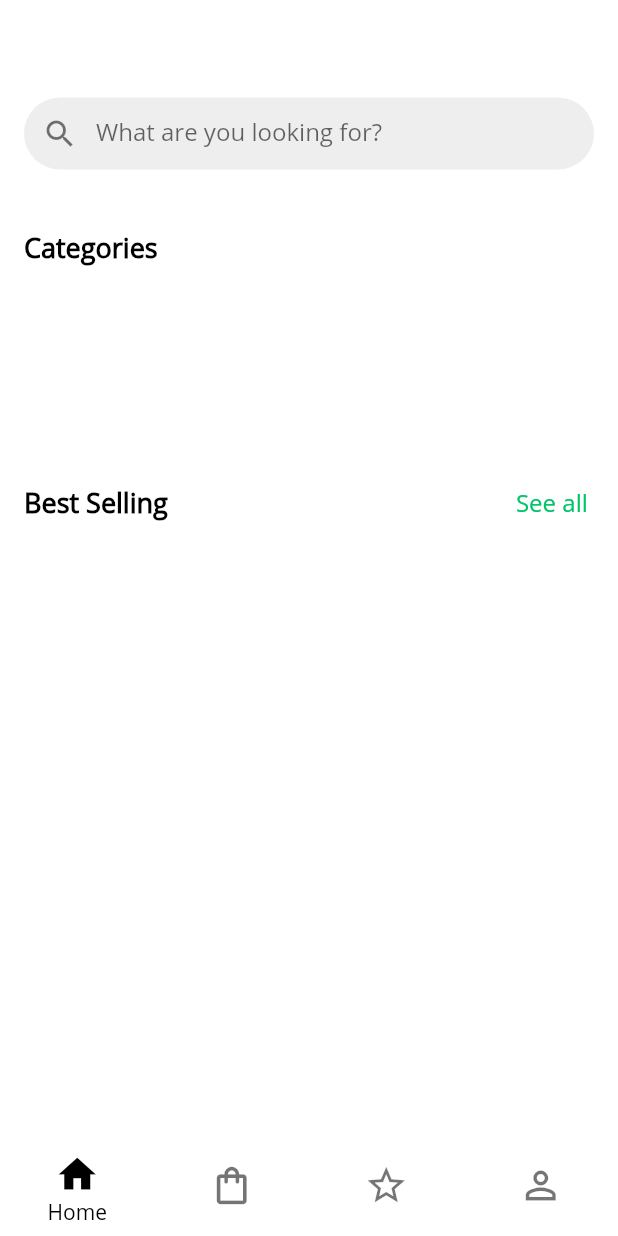
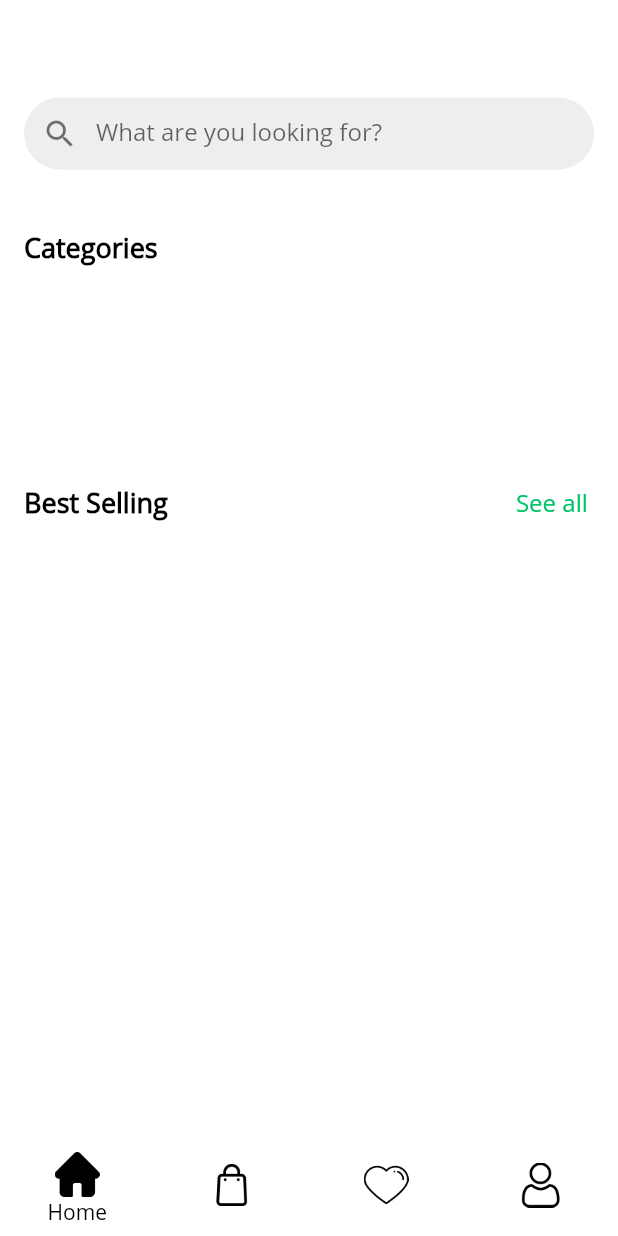
Before and after one commit to HosamMYoussef/-Flutter-E-Commerce, a Flutter app: the screen it shows once a user with an empty profile is signed in, on a phone screen of 412 x 824 dp. Run offline on Flutter 3.47's test engine with Material 2 defaults, Android fonts, the phone set to English and light mode, and no system bars; our stand-ins replace animated_splash_screen, cloud_firestore, community_material_icon, curved_navigation_bar, firebase_auth, firebase_core and 10 more; accounts and stored records are empty; project files that could hold a hidden picture were left out.

Commit message:
NavigationBar icons

```diff
--- a/lib/main.dart
+++ b/lib/main.dart
@@ -51,7 +51,7 @@ class MyApp extends StatelessWidget {
       debugShowCheckedModeBanner: false,
       home: AnimatedSplashScreen(
 
-        duration: 4000,
+        duration: 2000,
         splashTransition: SplashTransition.decoratedBoxTransition,
         splashIconSize: 800
         ,
@@ -60,7 +60,7 @@ class MyApp extends StatelessWidget {
         nextScreen:  ControlView(),
         //backgroundColor: primaryColor,
         pageTransitionType: PageTransitionType.bottomToTop ,
-        animationDuration: Duration(seconds: 4),
+        animationDuration: Duration(seconds: 2),
         //backgroundColor: Colors.greenAccent
       ),
       theme: ThemeData(
--- a/lib/view/control_view.dart
+++ b/lib/view/control_view.dart
@@ -1,3 +1,4 @@
+import 'package:community_material_icon/community_material_icon.dart';
 import 'package:flutter/material.dart';
 import 'package:flutter/src/foundation/key.dart';
 import 'package:flutter/src/widgets/framework.dart';
@@ -43,24 +44,24 @@ Widget bottomNavigationBar() {
       items: [
         BottomNavigationBarItem(
           label: "Home",
-          icon: Icon(Icons.home_outlined,size: 30),
-          activeIcon: Icon(Icons.home,size: 30,),
+          icon: Container(width: 30,height: 30,child: Image.asset('assets/images/home2.png'  )),
+         activeIcon:  Container(width: 30,height: 30,child: Image.asset('assets/images/home1.png'  )),
 
         ),
         BottomNavigationBarItem(
           label: "Cart",
-          icon: Icon(Icons.shopping_bag_outlined,size: 30,),
-          activeIcon: Icon(Icons.shopping_bag_rounded,size: 30,),
+          icon:Container(width: 30,height: 30,child: Image.asset('assets/images/cart2.png'  )),
+         activeIcon:  Container(width: 30,height: 30,child: Image.asset('assets/images/cart1.png'  )),
         ),
         BottomNavigationBarItem(
           label: "Favorites",
-          icon: Icon(Icons.star_border,size: 30,),
-          activeIcon: Icon(Icons.star,size: 30,),
+          icon: Container(width: 30,height: 30,child: Image.asset('assets/images/heart1.png'  )),
+          activeIcon:Icon(CommunityMaterialIcons.heart,size: 30,),
         ),
         BottomNavigationBarItem(
           label: "Profile",
-          icon: Icon(Icons.person_outline,size: 30,),
-          activeIcon: Icon(Icons.person,size: 30,),
+           icon: Container(width: 30,height: 30,child: Image.asset('assets/images/user1.png'  )),
+         activeIcon:  Container(width: 30,height: 30,child: Image.asset('assets/images/user2.png'  )),
         ),
       ],
       currentIndex: controller.navigatorvalue,
--- a/pubspec.yaml
+++ b/pubspec.yaml
@@ -54,6 +54,7 @@ dependencies:
   page_animation_transition: ^0.0.9
   firebase_database: ^9.1.4
   lottie: ^1.4.2
+  community_material_icon: ^5.9.55
 
 
 
```
Also changed, not shown: assets/images/cart1.png (added), assets/images/cart2.png (added), assets/images/heart.png (added), assets/images/heart1.png (added), assets/images/heart2.png (added), assets/images/heart3.png (added), assets/images/heart4.png (added), assets/images/home1.png (added), assets/images/home2.png (added), assets/images/home3.png (added), assets/images/user1.png (added), assets/images/user2.png (added), pubspec.lock.
